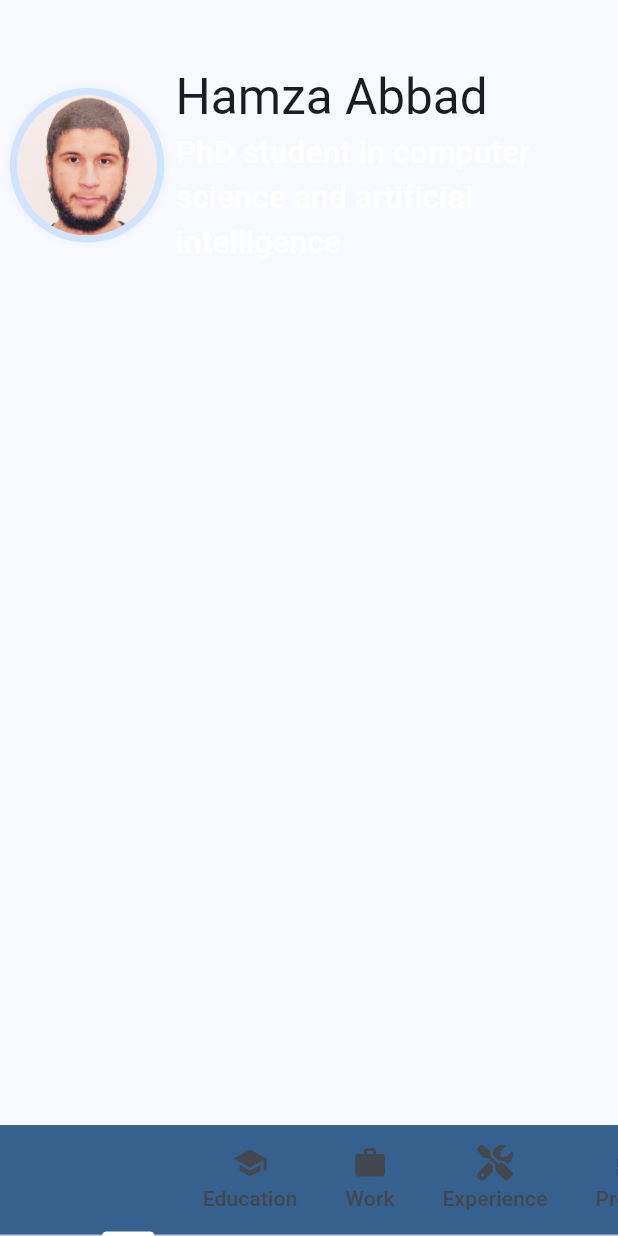
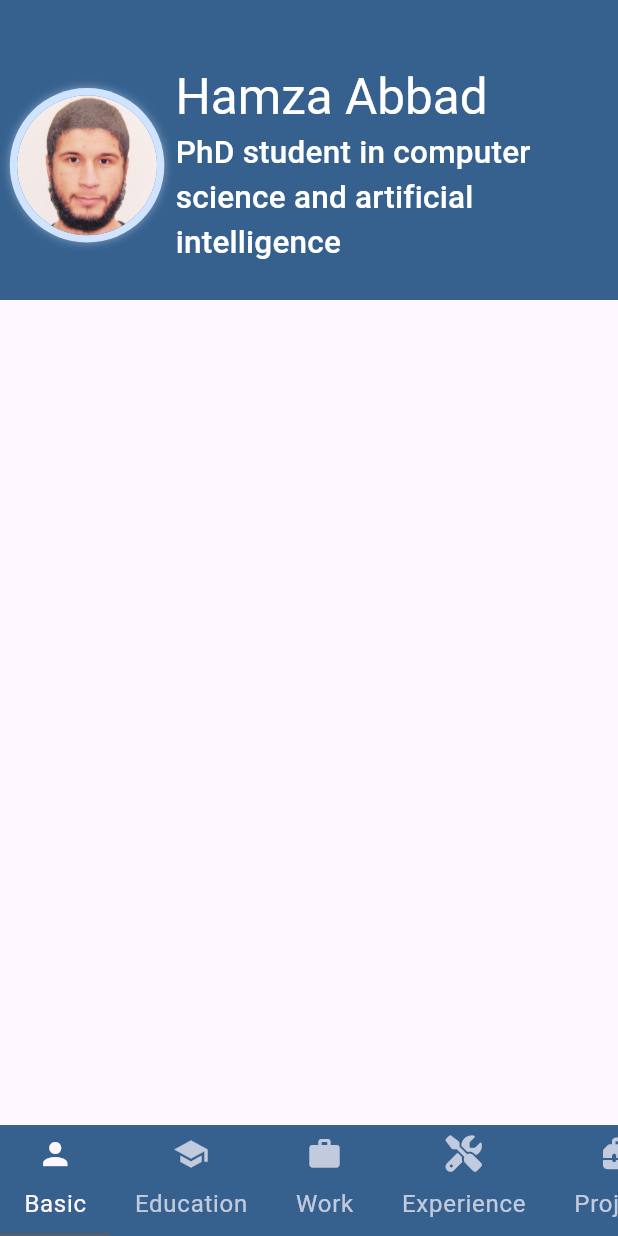
Before and after one commit to Hamza5/InteractiveCV, a Flutter app: the screen it shows after launch, on a phone screen of 412 x 824 dp. Run offline on Flutter 3.47's test engine with Material 3 defaults, Android fonts, the light colour scheme and no system bars; our stand-ins replace flutter_map, font_awesome_flutter, latlong2, step_progress_indicator, weather; missing offline and left inert: easy_image_viewer, flutter_map_cancellable_tile_provider, format, one_clock, time_machine.

Commit message:
Added the dark mode

```diff
--- a/lib/item_widgets.dart
+++ b/lib/item_widgets.dart
@@ -376,7 +376,7 @@ class CertificationList extends StatelessWidget {
                   final imageProvider = MultiImageProvider(certifications, initialIndex: index);
                   await showImageViewerPager(
                     context, imageProvider, swipeDismissible: true, doubleTapZoomable: true,
-                    backgroundColor: Theme.of(context).colorScheme.background,
+                    backgroundColor: Theme.of(context).colorScheme.background.withOpacity(0.75),
                     closeButtonColor: Theme.of(context).colorScheme.onBackground,
                   );
                 },
--- a/lib/main.dart
+++ b/lib/main.dart
@@ -12,29 +12,62 @@ void main() {
   runApp(const InteractiveCV());
 }
 
-class InteractiveCV extends StatelessWidget {
+class InteractiveCV extends StatefulWidget {
   const InteractiveCV({super.key});
 
-  // This widget is the root of your application.
+  @override
+  State<InteractiveCV> createState() => _InteractiveCVState();
+}
+
+class _InteractiveCVState extends State<InteractiveCV> {
+
   @override
   Widget build(BuildContext context) {
+    const useMaterial3 = false;
+    const seedColor = Colors.blue;
+    final lightTheme = ThemeData.light().copyWith(
+      colorScheme: ColorScheme.fromSeed(seedColor: seedColor, brightness: Brightness.light),
+      useMaterial3: useMaterial3,
+    );
     return MaterialApp(
       title: 'Interactive CV',
-      theme: ThemeData(
-        colorScheme: ColorScheme.fromSeed(seedColor: Colors.blue),
-        cardTheme: const CardTheme(margin: EdgeInsets.all(3), elevation: 2),
-        listTileTheme: const ListTileThemeData(horizontalTitleGap: 0, contentPadding: EdgeInsets.all(5)),
-        appBarTheme: AppBarTheme(
-          titleTextStyle: Theme.of(context).textTheme.titleLarge?.copyWith(
-            color: Theme.of(context).colorScheme.onPrimary,
-          ),
-          toolbarTextStyle:  Theme.of(context).textTheme.titleSmall?.copyWith(
-            color: Theme.of(context).colorScheme.onPrimary,
-          ),
-        )
-        // useMaterial3: true,
+      theme: lightTheme,
+      darkTheme: ThemeData.dark().copyWith(
+        colorScheme: ColorScheme.fromSeed(seedColor: seedColor, brightness: Brightness.dark).copyWith(
+          shadow: Colors.white,
+        ),
+        useMaterial3: useMaterial3,
       ),
-      home: const MainPage(),
+      themeMode: ThemeMode.system,
+      home: Builder(
+        builder: (context) {
+          final theme = Theme.of(context);
+          return Theme(
+            data: theme.copyWith(
+              cardTheme: theme.cardTheme.copyWith(
+                margin: const EdgeInsets.all(3), elevation: 2, shadowColor: theme.colorScheme.shadow,
+              ),
+              listTileTheme: theme.listTileTheme.copyWith(
+                horizontalTitleGap: 0, contentPadding: const EdgeInsets.all(5),
+              ),
+              appBarTheme: theme.appBarTheme.copyWith(
+                backgroundColor: theme.brightness == Brightness.dark ?
+                theme.colorScheme.secondaryContainer : theme.colorScheme.primary,
+                shadowColor: theme.colorScheme.shadow,
+                titleTextStyle: theme.textTheme.titleLarge?.copyWith(
+                  color: theme.brightness == Brightness.dark ?
+                  theme.appBarTheme.foregroundColor : theme.colorScheme.onPrimary,
+                ),
+                toolbarTextStyle: theme.textTheme.titleSmall?.copyWith(
+                  color: theme.brightness == Brightness.dark ?
+                  theme.appBarTheme.foregroundColor : theme.colorScheme.onPrimary,
+                ),
+              ),
+            ),
+            child: const MainPage(),
+          );
+        }
+      ),
     );
   }
 }
@@ -87,7 +120,10 @@ class MainPage extends StatelessWidget {
                                     mainAxisSize: MainAxisSize.min,
                                     crossAxisAlignment: CrossAxisAlignment.start,
                                     children: [
-                                      const Text('$firstName $lastName'),
+                                      Text(
+                                        '$firstName $lastName',
+                                        style: Theme.of(context).appBarTheme.titleTextStyle,
+                                      ),
                                       Text(
                                         shortDescription,
                                         style: Theme.of(context).appBarTheme.toolbarTextStyle,
@@ -118,7 +154,7 @@ class MainPage extends StatelessWidget {
               ),
             ),
             bottomNavigationBar: Material(
-              color: Theme.of(context).colorScheme.primary,
+              color: Theme.of(context).appBarTheme.backgroundColor,
               elevation: Theme.of(context).bottomAppBarTheme.elevation ?? 0,
               child: TabBar(
                 tabs: [for (var i=0; i<tabTitles.length; i++) Tab(text: tabTitles[i], icon: FaIcon(tabIcons[i]))],
```
